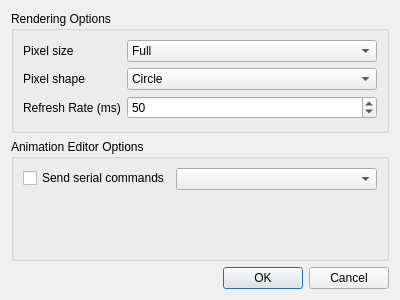
Old version of the form gui/window/settingsdialog.ui in the repository 8bitbuddhist/PixelMaestro.
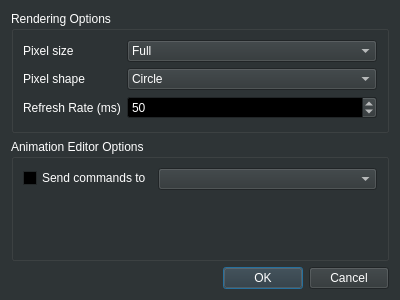
New version of the form.

Commit message: Studio - Re-added main project files. Studio - Set consistent color scheme for all windows and dialogs. CanvasCueHandler - Fixed several broken Cues. VirtualSerialDevice - Removed Cue interpretation text. CueController - Increased Cue buffer size to 1KB. MaestroControl - Several Cue-related fixes.

What changed in the file:
```diff
--- a/gui/window/settingsdialog.ui
+++ b/gui/window/settingsdialog.ui
@@ -10,6 +10,421 @@
     <height>300</height>
    </rect>
   </property>
+  <property name="palette">
+   <palette>
+    <active>
+     <colorrole role="WindowText">
+      <brush brushstyle="SolidPattern">
+       <color alpha="255">
+        <red>255</red>
+        <green>255</green>
+        <blue>255</blue>
+       </color>
+      </brush>
+     </colorrole>
+     <colorrole role="Button">
+      <brush brushstyle="SolidPattern">
+       <color alpha="255">
+        <red>46</red>
+        <green>52</green>
+        <blue>54</blue>
+       </color>
+      </brush>
+     </colorrole>
+     <colorrole role="Light">
+      <brush brushstyle="SolidPattern">
+       <color alpha="255">
+        <red>69</red>
+        <green>78</green>
+        <blue>81</blue>
+       </color>
+      </brush>
+     </colorrole>
+     <colorrole role="Midlight">
+      <brush brushstyle="SolidPattern">
+       <color alpha="255">
+        <red>57</red>
+        <green>65</green>
+        <blue>67</blue>
+       </color>
+      </brush>
+     </colorrole>
+     <colorrole role="Dark">
+      <brush brushstyle="SolidPattern">
+       <color alpha="255">
+        <red>23</red>
+        <green>26</green>
+        <blue>27</blue>
+       </color>
+      </brush>
+     </colorrole>
+     <colorrole role="Mid">
+      <brush brushstyle="SolidPattern">
+       <color alpha="255">
+        <red>30</red>
+        <green>34</green>
+        <blue>36</blue>
+       </color>
+      </brush>
+     </colorrole>
+     <colorrole role="Text">
+      <brush brushstyle="SolidPattern">
+       <color alpha="255">
+        <red>255</red>
+        <green>255</green>
+        <blue>255</blue>
+       </color>
+      </brush>
+     </colorrole>
+     <colorrole role="BrightText">
+      <brush brushstyle="SolidPattern">
+       <color alpha="255">
+        <red>255</red>
+        <green>255</green>
+        <blue>255</blue>
+       </color>
+      </brush>
+     </colorrole>
+     <colorrole role="ButtonText">
+      <brush brushstyle="SolidPattern">
+       <color alpha="255">
+        <red>255</red>
+        <green>255</green>
+        <blue>255</blue>
+       </color>
+      </brush>
+     </colorrole>
+     <colorrole role="Base">
+      <brush brushstyle="SolidPattern">
+       <color alpha="255">
+        <red>0</red>
+        <green>0</green>
+        <blue>0</blue>
+       </color>
+      </brush>
+     </colorrole>
+     <colorrole role="Window">
+      <brush brushstyle="SolidPattern">
+       <color alpha="255">
+        <red>46</red>
+        <green>52</green>
+        <blue>54</blue>
+       </color>
+      </brush>
+     </colorrole>
+     <colorrole role="Shadow">
+      <brush brushstyle="SolidPattern">
+       <color alpha="255">
+        <red>0</red>
+        <green>0</green>
+        <blue>0</blue>
+       </color>
+      </brush>
+     </colorrole>
+     <colorrole role="AlternateBase">
+      <brush brushstyle="SolidPattern">
+       <color alpha="255">
+        <red>23</red>
+        <green>26</green>
+        <blue>27</blue>
+       </color>
+      </brush>
+     </colorrole>
+     <colorrole role="ToolTipBase">
+      <brush brushstyle="SolidPattern">
+       <color alpha="255">
+        <red>255</red>
+        <green>255</green>
+        <blue>220</blue>
+       </color>
+      </brush>
+     </colorrole>
+     <colorrole role="ToolTipText">
+      <brush brushstyle="SolidPattern">
+       <color alpha="255">
+        <red>0</red>
+        <green>0</green>
+        <blue>0</blue>
+       </color>
+      </brush>
+     </colorrole>
+    </active>
+    <inactive>
+     <colorrole role="WindowText">
+      <brush brushstyle="SolidPattern">
+       <color alpha="255">
+        <red>255</red>
+        <green>255</green>
+        <blue>255</blue>
+       </color>
+      </brush>
+     </colorrole>
+     <colorrole role="Button">
+      <brush brushstyle="SolidPattern">
+       <color alpha="255">
+        <red>46</red>
+        <green>52</green>
+        <blue>54</blue>
+       </color>
+      </brush>
+     </colorrole>
+     <colorrole role="Light">
+      <brush brushstyle="SolidPattern">
+       <color alpha="255">
+        <red>69</red>
+        <green>78</green>
+        <blue>81</blue>
+       </color>
+      </brush>
+     </colorrole>
+     <colorrole role="Midlight">
+      <brush brushstyle="SolidPattern">
+       <color alpha="255">
+        <red>57</red>
+        <green>65</green>
+        <blue>67</blue>
+       </color>
+      </brush>
+     </colorrole>
+     <colorrole role="Dark">
+      <brush brushstyle="SolidPattern">
+       <color alpha="255">
+        <red>23</red>
+        <green>26</green>
+        <blue>27</blue>
+       </color>
+      </brush>
+     </colorrole>
+     <colorrole role="Mid">
+      <brush brushstyle="SolidPattern">
+       <color alpha="255">
+        <red>30</red>
+        <green>34</green>
+        <blue>36</blue>
+       </color>
+      </brush>
+     </colorrole>
+     <colorrole role="Text">
+      <brush brushstyle="SolidPattern">
+       <color alpha="255">
+        <red>255</red>
+        <green>255</green>
+        <blue>255</blue>
+       </color>
+      </brush>
+     </colorrole>
+     <colorrole role="BrightText">
+      <brush brushstyle="SolidPattern">
+       <color alpha="255">
+        <red>255</red>
+        <green>255</green>
+        <blue>255</blue>
+       </color>
+      </brush>
+     </colorrole>
+     <colorrole role="ButtonText">
+      <brush brushstyle="SolidPattern">
+       <color alpha="255">
+        <red>255</red>
+        <green>255</green>
+        <blue>255</blue>
+       </color>
+      </brush>
+     </colorrole>
+     <colorrole role="Base">
+      <brush brushstyle="SolidPattern">
+       <color alpha="255">
+        <red>0</red>
+        <green>0</green>
+        <blue>0</blue>
+       </color>
+      </brush>
+     </colorrole>
+     <colorrole role="Window">
+      <brush brushstyle="SolidPattern">
+       <color alpha="255">
+        <red>46</red>
+        <green>52</green>
+        <blue>54</blue>
+       </color>
+      </brush>
+     </colorrole>
+     <colorrole role="Shadow">
+      <brush brushstyle="SolidPattern">
+       <color alpha="255">
+        <red>0</red>
+        <green>0</green>
+        <blue>0</blue>
+       </color>
+      </brush>
+     </colorrole>
+     <colorrole role="AlternateBase">
+      <brush brushstyle="SolidPattern">
+       <color alpha="255">
+        <red>23</red>
+        <green>26</green>
+        <blue>27</blue>
+       </color>
+      </brush>
+     </colorrole>
+     <colorrole role="ToolTipBase">
+      <brush brushstyle="SolidPattern">
+       <color alpha="255">
+        <red>255</red>
+        <green>255</green>
+        <blue>220</blue>
+       </color>
+      </brush>
+     </colorrole>
+     <colorrole role="ToolTipText">
+      <brush brushstyle="SolidPattern">
+       <color alpha="255">
+        <red>0</red>
+        <green>0</green>
+        <blue>0</blue>
+       </color>
+      </brush>
+     </colorrole>
+    </inactive>
+    <disabled>
+     <colorrole role="WindowText">
+      <brush brushstyle="SolidPattern">
+       <color alpha="255">
+        <red>23</red>
+        <green>26</green>
+        <blue>27</blue>
+       </color>
+      </brush>
+     </colorrole>
+     <colorrole role="Button">
+      <brush brushstyle="SolidPattern">
+       <color alpha="255">
+        <red>46</red>
+        <green>52</green>
+        <blue>54</blue>
+       </color>
+      </brush>
+     </colorrole>
+     <colorrole role="Light">
+      <brush brushstyle="SolidPattern">
+       <color alpha="255">
+        <red>69</red>
+        <green>78</green>
+        <blue>81</blue>
+       </color>
+      </brush>
+     </colorrole>
+     <colorrole role="Midlight">
+      <brush brushstyle="SolidPattern">
+       <color alpha="255">
+        <red>57</red>
+        <green>65</green>
+        <blue>67</blue>
+       </color>
+      </brush>
+     </colorrole>
+     <colorrole role="Dark">
+      <brush brushstyle="SolidPattern">
+       <color alpha="255">
+        <red>23</red>
+        <green>26</green>
+        <blue>27</blue>
+       </color>
+      </brush>
+     </colorrole>
+     <colorrole role="Mid">
+      <brush brushstyle="SolidPattern">
+       <color alpha="255">
+        <red>30</red>
+        <green>34</green>
+        <blue>36</blue>
+       </color>
+      </brush>
+     </colorrole>
+     <colorrole role="Text">
+      <brush brushstyle="SolidPattern">
+       <color alpha="255">
+        <red>23</red>
+        <green>26</green>
+        <blue>27</blue>
+       </color>
+      </brush>
+     </colorrole>
+     <colorrole role="BrightText">
+      <brush brushstyle="SolidPattern">
+       <color alpha="255">
+        <red>255</red>
+        <green>255</green>
+        <blue>255</blue>
+       </color>
+      </brush>
+     </colorrole>
+     <colorrole role="ButtonText">
+      <brush brushstyle="SolidPattern">
+       <color alpha="255">
+        <red>23</red>
+        <green>26</green>
+        <blue>27</blue>
+       </color>
+      </brush>
+     </colorrole>
+     <colorrole role="Base">
+      <brush brushstyle="SolidPattern">
+       <color alpha="255">
+        <red>46</red>
+        <green>52</green>
+        <blue>54</blue>
+       </color>
+      </brush>
+     </colorrole>
+     <colorrole role="Window">
+      <brush brushstyle="SolidPattern">
+       <color alpha="255">
+        <red>46</red>
+        <green>52</green>
+        <blue>54</blue>
+       </color>
+      </brush>
+     </colorrole>
+     <colorrole role="Shadow">
+      <brush brushstyle="SolidPattern">
+       <color alpha="255">
+        <red>0</red>
+        <green>0</green>
+        <blue>0</blue>
+       </color>
+      </brush>
+     </colorrole>
+     <colorrole role="AlternateBase">
+      <brush brushstyle="SolidPattern">
+       <color alpha="255">
+        <red>46</red>
+        <green>52</green>
+        <blue>54</blue>
+       </color>
+      </brush>
+     </colorrole>
+     <colorrole role="ToolTipBase">
+      <brush brushstyle="SolidPattern">
+       <color alpha="255">
+        <red>255</red>
+        <green>255</green>
+        <blue>220</blue>
+       </color>
+      </brush>
+     </colorrole>
+     <colorrole role="ToolTipText">
+      <brush brushstyle="SolidPattern">
+       <color alpha="255">
+        <red>0</red>
+        <green>0</green>
+        <blue>0</blue>
+       </color>
+      </brush>
+     </colorrole>
+    </disabled>
+   </palette>
+  </property>
   <property name="windowTitle">
    <string>Settings</string>
   </property>
@@ -126,7 +541,7 @@
         <item row="0" column="0">
          <widget class="QCheckBox" name="serialCheckBox">
           <property name="text">
-           <string>Send serial commands</string>
+           <string>Send commands to</string>
           </property>
          </widget>
         </item>
```
The commit also changes 15 other files.
